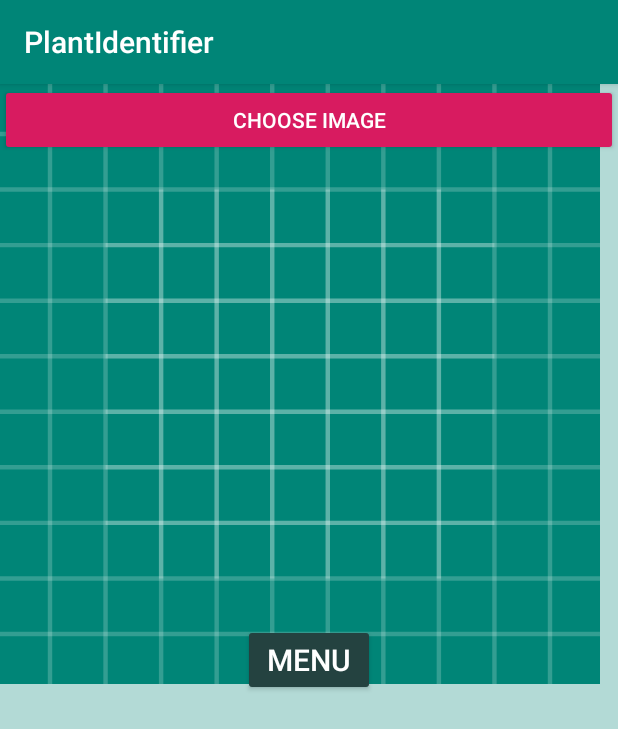
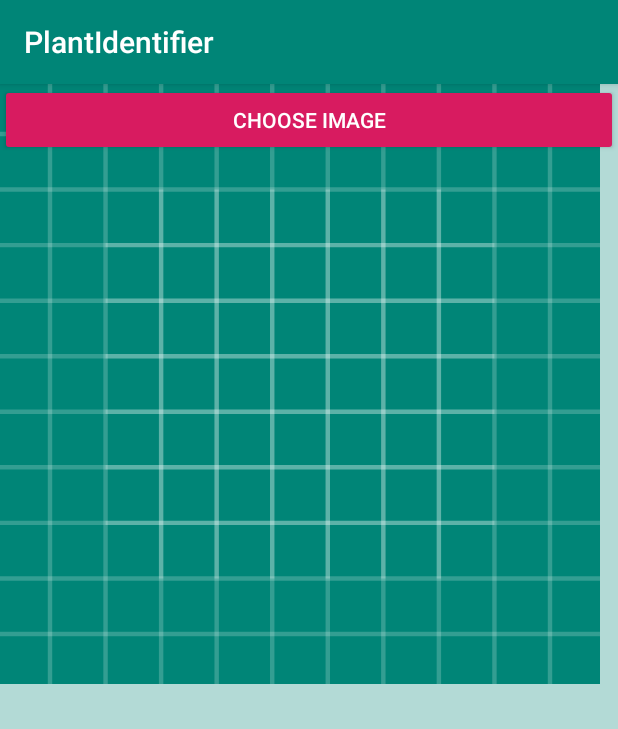
Before and after one commit to Scott3-0/NWAPW-Project, an Android app: the Camera screen opened directly, with no data from a screen before it, on a phone screen of 412 x 824 dp. Shown: the top 729 px of the screen. Run offline under Robolectric (Android 15) with nearby library versions, the phone set to English and light mode, and no system bars; pictures from the network do not load.

Commit message:
Started trying to figure out bitmap
No real changes, just updating what's on github

```diff
--- a/USE_THIS_ONE_FROM_NOW_ON/app/src/main/AndroidManifest.xml
+++ b/USE_THIS_ONE_FROM_NOW_ON/app/src/main/AndroidManifest.xml
@@ -3,7 +3,7 @@
     package="com.example.plantidentifier">
 
     <uses-permission android:name="android.permission.READ_EXTERNAL_STORAGE" />
-    <uses-permission android:name="android.permission.INTERNET" />
+
     <application
         android:allowBackup="true"
         android:icon="@mipmap/ic_launcher"
@@ -11,8 +11,7 @@
         android:roundIcon="@mipmap/ic_launcher_round"
         android:supportsRtl="true"
         android:theme="@style/AppTheme">
-        <activity android:name=".AccessPlantInfoOnWebpage"></activity>
-        <activity android:name=".DisplayPlantTypes" />
+        <activity android:name=".DisplayPlantTypes"></activity>
         <activity android:name=".Camera" />
         <activity android:name=".MainActivity">
             <intent-filter>
--- a/USE_THIS_ONE_FROM_NOW_ON/app/src/main/java/com/example/plantidentifier/Camera.java
+++ b/USE_THIS_ONE_FROM_NOW_ON/app/src/main/java/com/example/plantidentifier/Camera.java
@@ -6,6 +6,9 @@ import androidx.appcompat.app.AppCompatActivity;
 import android.Manifest;
 import android.content.Intent;
 import android.content.pm.PackageManager;
+import android.graphics.Bitmap;
+import android.graphics.BitmapFactory;
+import android.media.Image;
 import android.os.Build;
 import android.os.Bundle;
 import android.view.View;
@@ -16,9 +19,6 @@ import android.widget.Toast;
 
 public class Camera extends AppCompatActivity {
 
-    ImageView imageView;
-    Button chooseButton;
-
     private static final int IMAGE_PICK_CODE = 1000;
     private static final int PERMISSION_CODE = 1001;
 
@@ -27,11 +27,7 @@ public class Camera extends AppCompatActivity {
         super.onCreate(savedInstanceState);
         setContentView(R.layout.activity_camera);
 
-        //VIEWS
-        imageView = findViewById(R.id.image_view);
-        chooseButton = findViewById(R.id.choose_image_btn);
-
-        //Handle Button Click
+        Button chooseButton = (Button) findViewById(R.id.choose_image_btn);
         chooseButton.setOnClickListener(new View.OnClickListener() {
             @Override
             public void onClick(View v) {
@@ -50,18 +46,9 @@ public class Camera extends AppCompatActivity {
                 }
             }
         });
-        setContentView(R.layout.activity_camera);
 
-        //button sends user to menu
-        Button goToMenu = (Button) findViewById(R.id.menuButton);
-        goToMenu.setOnClickListener(new View.OnClickListener() {
-            @Override
-            public void onClick(View view) {
-                Intent intent = new Intent(Camera.this, MainActivity.class);
-                startActivity(intent);
-            }
 
-        });
+
     }
 
     private void pickImageFromGallery() {
@@ -72,22 +59,28 @@ public class Camera extends AppCompatActivity {
 
     @Override
     public void onRequestPermissionsResult(int requestCode, @NonNull String[] permissions, @NonNull int[] grantResults) {
-        switch(requestCode) {
-            case PERMISSION_CODE: {
+        if(requestCode == PERMISSION_CODE) {
                 if (grantResults.length > 0 && grantResults[0] == PackageManager.PERMISSION_GRANTED) {
                     pickImageFromGallery();
                 }
                 else {
                     Toast.makeText(this, "Permission denied", Toast.LENGTH_SHORT).show();
                 }
-            }
         }
     }
 
     @Override
     protected void onActivityResult(int requestCode, int resultCode, Intent data) {
+        ImageView imageView = findViewById(R.id.image_view);
         if (resultCode == RESULT_OK && requestCode == IMAGE_PICK_CODE){
+            //imageView has the image in it. What we need to do is alter the image somehow.
+            //this could mean altering a copy or altering R.id.image_view
             imageView.setImageURI(data.getData());
+            //okay we may want to change the bitmap.config argument, otherwise maybe this works?
+            Bitmap chosenImageBitmap = Bitmap.createBitmap(imageView.getWidth(), imageView.getHeight(), Bitmap.Config.ARGB_8888);
         }
     }
+
+    //https://dev.to/pranavpandey/android-create-bitmap-from-a-view-3lck
+
 }
--- a/USE_THIS_ONE_FROM_NOW_ON/app/src/main/java/com/example/plantidentifier/DisplayPlantTypes.java
+++ b/USE_THIS_ONE_FROM_NOW_ON/app/src/main/java/com/example/plantidentifier/DisplayPlantTypes.java
@@ -39,4 +39,8 @@ public class DisplayPlantTypes extends AppCompatActivity {
         });
 
     }
+
+    private void defineButtons() {
+
+    }
 }
--- /dev/null
+++ b/USE_THIS_ONE_FROM_NOW_ON/app/src/main/java/com/example/plantidentifier/ProcessImage.java
@@ -0,0 +1,5 @@
+package com.example.plantidentifier;
+
+public class ProcessImage {
+
+}
--- a/USE_THIS_ONE_FROM_NOW_ON/app/src/main/res/layout/activity_camera.xml
+++ b/USE_THIS_ONE_FROM_NOW_ON/app/src/main/res/layout/activity_camera.xml
@@ -26,20 +26,4 @@
 
 
 
-    <Button
-        android:id="@+id/menuButton"
-        android:layout_width="wrap_content"
-        android:layout_height="wrap_content"
-        android:layout_marginStart="8dp"
-        android:layout_marginTop="8dp"
-        android:layout_marginEnd="8dp"
-        android:layout_marginBottom="8dp"
-        android:backgroundTint="#244240"
-        android:text="@string/menu"
-        android:textColor="@android:color/white"
-        android:textSize="20sp"
-        app:layout_constraintBottom_toBottomOf="parent"
-        app:layout_constraintEnd_toEndOf="parent"
-        app:layout_constraintStart_toStartOf="parent"
-        app:layout_constraintTop_toTopOf="parent" />
 </androidx.constraintlayout.widget.ConstraintLayout>
```
Also changed, not shown: USE_THIS_ONE_FROM_NOW_ON/app/src/main/java/com/example/plantidentifier/AccessPlantInfoOnWebpage.java (deleted, +0 -23 lines), USE_THIS_ONE_FROM_NOW_ON/app/src/main/java/com/example/plantidentifier/MainActivity.java (+2 -11 lines), USE_THIS_ONE_FROM_NOW_ON/app/src/main/res/layout/activity_access_plant_info_on_webpage.xml (deleted, +0 -13 lines), USE_THIS_ONE_FROM_NOW_ON/app/src/main/res/layout/activity_main.xml (+0 -8 lines), 30 other files.
